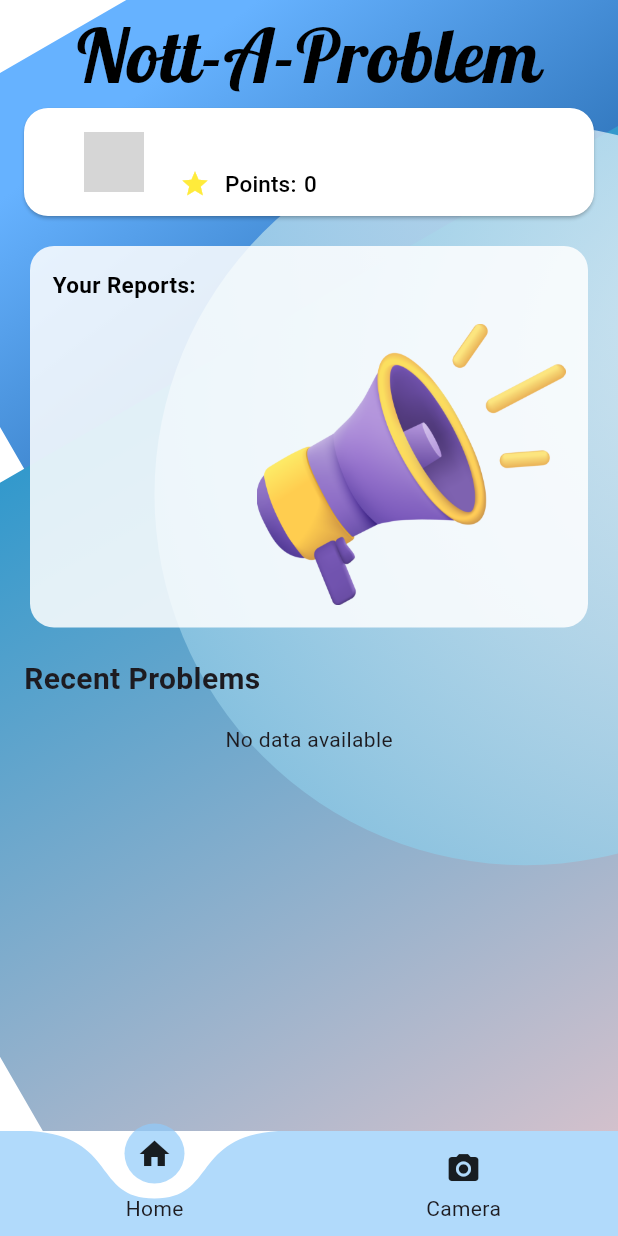
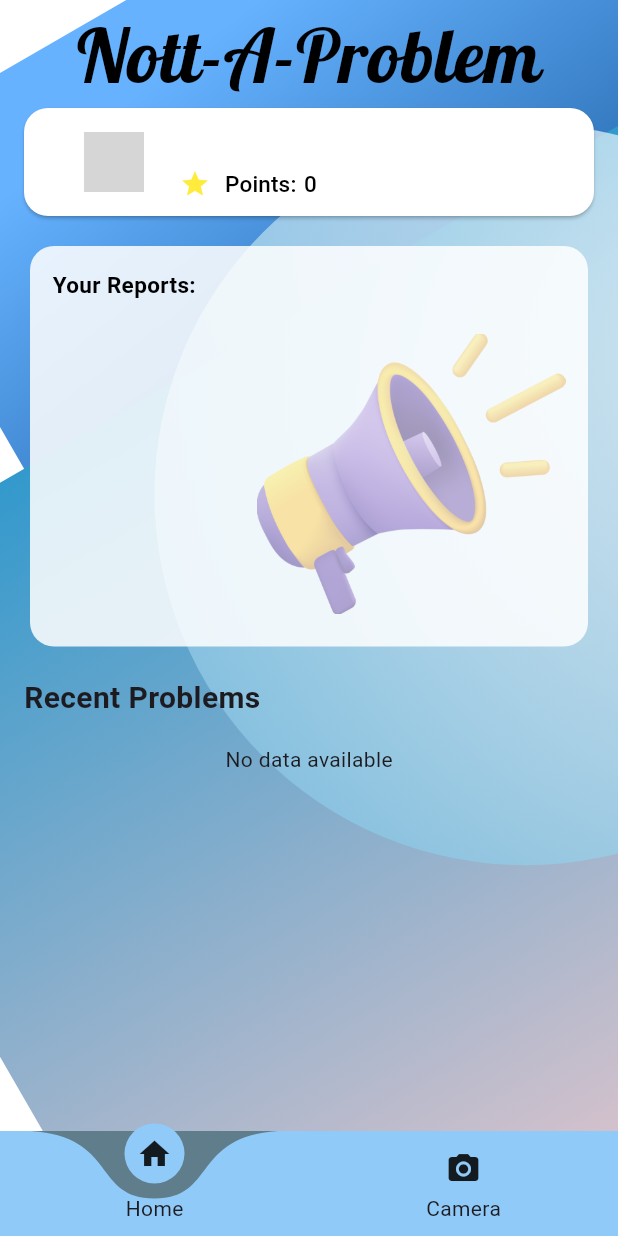
Before and after one commit to YeoYiXin/Problem-Reporting-System, a Flutter app: the screen it shows once a user with an empty profile is signed in, on a phone screen of 412 x 824 dp. Run offline on Flutter 3.47's test engine with Material 3 defaults, Android fonts, the phone set to English and light mode, and no system bars; drawn by our look-alikes of curved_labeled_navigation_bar; our stand-ins replace cloud_firestore, firebase_auth, firebase_core, firebase_database, firebase_storage, flutter_image_compress and 6 more; missing offline and left inert: maps_toolkit; accounts and stored records are empty; network calls fail; grey boxes are pictures that could not be loaded.

Commit message:
updated UI and fixed some bugs

```diff
--- a/lib/pages/dashboard/components/bottom_navigation_bar.dart
+++ b/lib/pages/dashboard/components/bottom_navigation_bar.dart
@@ -39,8 +39,8 @@ class MyBottomNavigationBarState extends State<MyBottomNavigationBar> {
   @override
   Widget build(BuildContext context) {
     return CurvedNavigationBar(
-      color: Colors.blue.shade200.withOpacity(0.7), // Change color to match your theme
-      backgroundColor: Colors.transparent, // Transparent background
+      color: Colors.blue.shade200, // Change color to match your theme
+      backgroundColor: Colors.blueGrey, // Transparent background
       items: [
         CurvedNavigationBarItem(
           child: Icon(Icons.home),
@@ -55,42 +55,5 @@ class MyBottomNavigationBarState extends State<MyBottomNavigationBar> {
         _navigateToPage(index);
       },
     );
-    // return Container(
-    //   height: 70,
-    //   margin:
-    //   const EdgeInsets.symmetric(horizontal: 24, vertical: 12),
-    //   // decoration: BoxDecoration(
-    //   //   color: Colors.black,
-    //   //   borderRadius: const BorderRadius.all(Radius.circular(24)),
-    //   //   border: Border.all(color: Colors.black),
-    //   // ),
-    //   child: Padding(
-    //     padding: const EdgeInsets.symmetric(
-    //         horizontal: 15.0, vertical: 0),
-    //     child: GNav(
-    //       selectedIndex: _selectedIndex,
-    //       onTabChange: (selectedIndex) {
-    //         _navigateToPage(selectedIndex);
-    //       },
-    //       // backgroundColor: Colors.black,
-    //       color: Colors.grey.shade700,
-    //       activeColor: Colors.white,
-    //       tabBackgroundColor: Colors.grey.shade800,
-    //       gap: 8,
-    //       padding: const EdgeInsets.symmetric(
-    //           horizontal: 16, vertical: 10),
-    //       tabs: const [
-    //         GButton(
-    //           icon: Icons.house_outlined,
-    //           text: 'Home',
-    //         ),
-    //         GButton(
-    //           icon: Icons.camera_alt,
-    //           text: 'Camera',
-    //         ),
-    //       ],
-    //     ),
-    //   ),
-    // );
   }
 }
--- a/lib/pages/dashboard/components/user_report_card.dart
+++ b/lib/pages/dashboard/components/user_report_card.dart
@@ -25,14 +25,6 @@ class _UserReportCardState extends State<UserReportCard> {
       child: Container(
         margin: const EdgeInsets.all(16.0),
         decoration: BoxDecoration(
-          // gradient: LinearGradient(
-          //   begin: Alignment.topCenter,
-          //   end: Alignment.bottomRight,
-          //   colors: [
-          //     const Color(0xFF0041E8),
-          //     const Color(0xFFBBA7F5).withOpacity(0.7),
-          //   ],
-          // ),
           color: Colors.white.withOpacity(0.85),
           borderRadius: BorderRadius.circular(16.0),
         ),
@@ -60,10 +52,12 @@ class _UserReportCardState extends State<UserReportCard> {
                     // right: 0,
                     child: SizedBox(
                         width: MediaQuery.sizeOf(context).width / 2,
-                        child: Image.asset('assets/megaphone.png')),
+                        child: Opacity(
+                            opacity: 0.5,
+                            child: Image.asset('assets/megaphone.png'))),
                   ),
                   SizedBox(
-                    height: 150.0, // Adjust the height as needed
+                    height: 200.0, // Adjust the height as needed
                     child: FutureBuilder(
                       future: problemsRecord.where('uid', isEqualTo: uid).get(),
                       builder:(context, snapshot) {
--- a/lib/pages/dashboard/homepage.dart
+++ b/lib/pages/dashboard/homepage.dart
@@ -1,4 +1,5 @@
 import 'package:firebase_auth/firebase_auth.dart';
+import 'package:flutter/cupertino.dart';
 import 'package:flutter/material.dart';
 import 'package:problem_reporting_system/pages/appBackground.dart';
 import 'package:problem_reporting_system/pages/dashboard/components/profile_button.dart';
@@ -33,7 +34,8 @@ class _HomeState extends State<Home> {
       resizeToAvoidBottomInset: false,
       endDrawer: buildProfileDrawer(context),
       backgroundColor: Colors.white,
-      body: Stack(
+      body: SingleChildScrollView(
+        child: Stack(
           children: [
             appBackground(),
             SafeArea(
@@ -78,6 +80,7 @@ class _HomeState extends State<Home> {
             ),
           ],
         ),
+      ),
       bottomNavigationBar: MyBottomNavigationBar(),
     );
   }
--- a/lib/pages/dashboard/services/recent_reports_items.dart
+++ b/lib/pages/dashboard/services/recent_reports_items.dart
@@ -17,7 +17,8 @@ class UpdateCardItemsState extends State<UpdateCardItems> {
 
   @override
   Widget build(BuildContext context) {
-    return Center(
+    return SingleChildScrollView(
+      child: Center(
         child: Container(
           width: MediaQuery.of(context).size.width - 32,
           child: Card(
@@ -94,6 +95,7 @@ class UpdateCardItemsState extends State<UpdateCardItems> {
             ),
           ),
         ),
+      ),
     );
   }
 }
```
Lines whose indentation alone changed are shown as unchanged.
